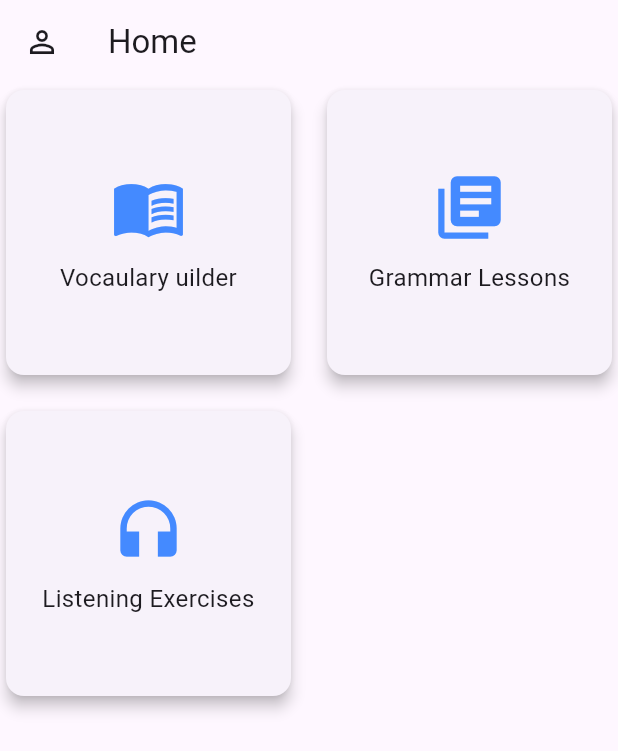
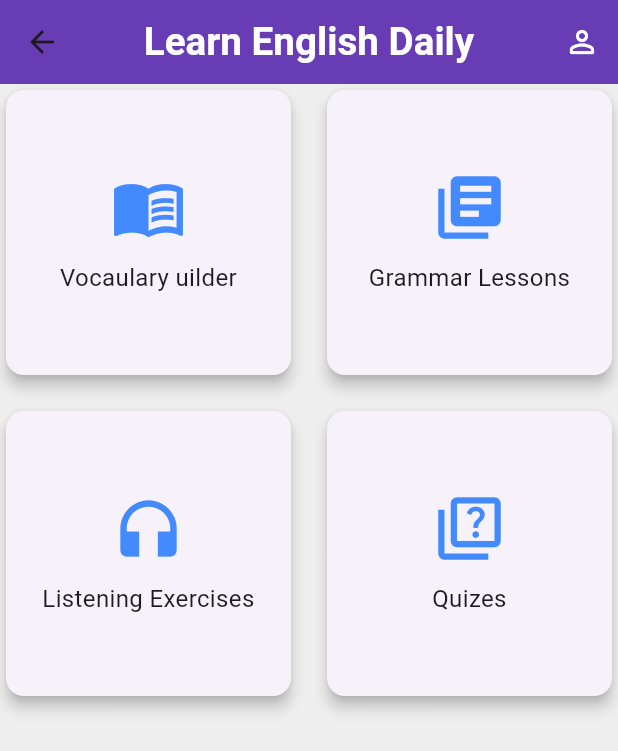
Before and after one commit to Hassan9865/English-Learning-App, a Flutter app: the HomeView screen opened by its route, on a phone screen of 412 x 824 dp. Shown: the top 751 px of the screen. Run offline on Flutter 3.47's test engine with Material 3 defaults, Android fonts, the phone set to English and light mode, and no system bars; our stand-ins replace lottie, persistent_bottom_nav_bar, shared_preferences, stacked, stacked_services, stacked_shared; accounts and stored records are empty.

Commit message:
remove ottom

```diff
--- a/lib/view/Splash view/splash_view.dart
+++ b/lib/view/Splash view/splash_view.dart
@@ -1,7 +1,7 @@
 import 'dart:async';
 
 import 'package:eng_learning_app/view/Splash%20view/splash_viewModel.dart';
-import 'package:eng_learning_app/view/bottom_NavBar/bottom_NavBar_view.dart';
+import 'package:eng_learning_app/view/home/home_view.dart';
 import 'package:eng_learning_app/view/register%20view/register_view.dart';
 import 'package:flutter/material.dart';
 import 'package:lottie/lottie.dart';
@@ -22,8 +22,8 @@ class SplashView extends StatelessWidget {
             bool isRegistered = pref.getBool('isRegistered') ?? false;
 
             if (isRegistered) {
-              Navigator.pushReplacement(context,
-                  MaterialPageRoute(builder: (context) => BottomNavbarView()));
+              Navigator.pushReplacement(
+                  context, MaterialPageRoute(builder: (context) => HomeView()));
             } else {
               Navigator.pushReplacement(context,
                   MaterialPageRoute(builder: (context) => RegisterView()));
--- a/lib/view/home/home_view.dart
+++ b/lib/view/home/home_view.dart
@@ -12,14 +12,30 @@ class HomeView extends StatelessWidget {
       viewModelBuilder: () => HomeViewmodel(),
       builder: (context, HomeViewmodel viewModel, index) {
         return Scaffold(
+          backgroundColor: Colors.grey[200],
           appBar: AppBar(
-            title: Text("Home"),
-            leading: IconButton(
-              onPressed: () {},
-              icon: Icon(Icons.person_outline),
+            centerTitle: true,
+            title: Text(
+              "Learn English Daily",
+              style: TextStyle(
+                fontWeight: FontWeight.bold,
+                fontSize: MediaQuery.of(context).size.width / 16,
+                color: Colors.white,
               ),
             ),
-          body: Column(
+            backgroundColor: Colors.deepPurple,
+            elevation: 4,
+            actions: [
+              IconButton(
+                onPressed: () {
+                  viewModel.naviagteToProfileview();
+                },
+                icon: Icon(Icons.person_outline_rounded, color: Colors.white),
+              )
+            ],
+          ),
+          body: SafeArea(
+            child: Column(
               children: [
                 Expanded(
                   child: GridView.count(
@@ -41,12 +57,18 @@ class HomeView extends StatelessWidget {
                         title: "Listening Exercises",
                         icon: Icons.headphones,
                         color: Colors.blueAccent,
+                      ),
+                      MyCard(
+                        title: "Quizes",
+                        icon: Icons.quiz_outlined,
+                        color: Colors.blueAccent,
                       )
                     ],
                   ),
                 )
               ],
             ),
+          ),
         );
       },
     );
--- a/lib/view/home/home_viewModel.dart
+++ b/lib/view/home/home_viewModel.dart
@@ -1,3 +1,11 @@
+import 'package:eng_learning_app/app/app.router.dart';
 import 'package:stacked/stacked.dart';
+import 'package:stacked_services/stacked_services.dart';
 
-class HomeViewmodel extends BaseViewModel {}
+class HomeViewmodel extends BaseViewModel {
+  NavigationService navigationService = NavigationService();
+
+  naviagteToProfileview() {
+    navigationService.navigateToProfileView();
+  }
+}
```
Lines whose indentation alone changed are shown as unchanged.
